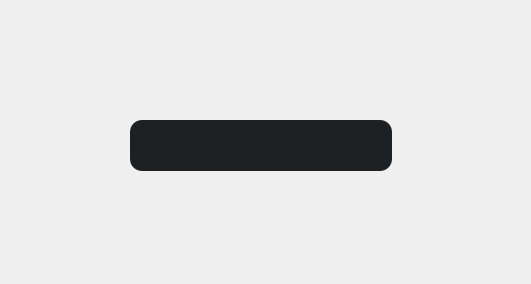
The window that ui/set_buttons.ui (Xbasan/screen_read) describes before a commit, drawn with Qt 5.
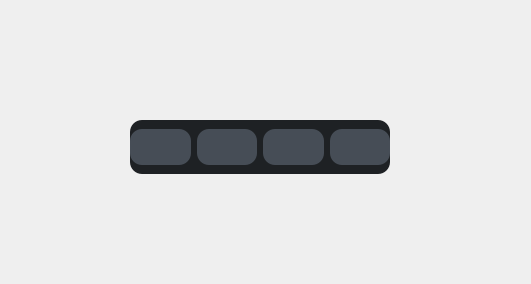
The same window after the commit. Icons and pictures are not drawn.

Patch:
```diff
--- a/ui/set_buttons.ui
+++ b/ui/set_buttons.ui
@@ -24,8 +24,8 @@
     <rect>
      <x>130</x>
      <y>120</y>
-     <width>262</width>
-     <height>51</height>
+     <width>260</width>
+     <height>54</height>
     </rect>
    </property>
    <property name="styleSheet">
@@ -35,6 +35,12 @@
    <layout class="QHBoxLayout" name="horizontalLayout">
     <item>
      <widget class="QPushButton" name="copuButton">
+      <property name="minimumSize">
+       <size>
+        <width>0</width>
+        <height>36</height>
+       </size>
+      </property>
       <property name="cursor">
        <cursorShape>PointingHandCursor</cursorShape>
       </property>
@@ -49,7 +55,8 @@
 &lt;p align=&quot;center&quot; style=&quot; margin-top:12px; margin-bottom:12px; margin-left:0px; margin-right:0px; -qt-block-indent:0; text-indent:0px;&quot;&gt;Copi&lt;/p&gt;&lt;/body&gt;&lt;/html&gt;</string>
       </property>
       <property name="styleSheet">
-       <string notr="true"/>
+       <string notr="true">background-color:rgb(70, 77, 86);
+</string>
       </property>
       <property name="text">
        <string/>
@@ -60,27 +67,20 @@
       </property>
       <property name="iconSize">
        <size>
-        <width>32</width>
-        <height>32</height>
+        <width>26</width>
+        <height>26</height>
        </size>
       </property>
      </widget>
     </item>
-    <item>
-     <spacer name="horizontalSpacer">
-      <property name="orientation">
-       <enum>Qt::Orientation::Horizontal</enum>
-      </property>
-      <property name="sizeHint" stdset="0">
-       <size>
-        <width>40</width>
-        <height>20</height>
-       </size>
-      </property>
-     </spacer>
-    </item>
     <item>
      <widget class="QPushButton" name="translateButton">
+      <property name="minimumSize">
+       <size>
+        <width>0</width>
+        <height>36</height>
+       </size>
+      </property>
       <property name="cursor">
        <cursorShape>PointingHandCursor</cursorShape>
       </property>
@@ -88,7 +88,8 @@
        <string>&lt;html&gt;&lt;head/&gt;&lt;body&gt;&lt;p align=&quot;center&quot;&gt;Translate&lt;/p&gt;&lt;/body&gt;&lt;/html&gt;</string>
       </property>
       <property name="styleSheet">
-       <string notr="true"/>
+       <string notr="true">background-color:rgb(70, 77, 86);
+</string>
       </property>
       <property name="text">
        <string/>
@@ -99,62 +100,56 @@
       </property>
       <property name="iconSize">
        <size>
-        <width>32</width>
-        <height>32</height>
+        <width>26</width>
+        <height>26</height>
        </size>
       </property>
      </widget>
     </item>
-    <item>
-     <spacer name="horizontalSpacer_2">
-      <property name="orientation">
-       <enum>Qt::Orientation::Horizontal</enum>
-      </property>
-      <property name="sizeHint" stdset="0">
-       <size>
-        <width>40</width>
-        <height>20</height>
-       </size>
-      </property>
-     </spacer>
-    </item>
     <item>
      <widget class="QPushButton" name="gemini">
+      <property name="minimumSize">
+       <size>
+        <width>0</width>
+        <height>36</height>
+       </size>
+      </property>
       <property name="cursor">
        <cursorShape>PointingHandCursor</cursorShape>
       </property>
+      <property name="styleSheet">
+       <string notr="true">background-color:rgb(70, 77, 86);
+</string>
+      </property>
       <property name="text">
        <string/>
       </property>
       <property name="iconSize">
        <size>
-        <width>32</width>
-        <height>32</height>
+        <width>26</width>
+        <height>26</height>
        </size>
       </property>
      </widget>
     </item>
-    <item>
-     <spacer name="horizontalSpacer_3">
-      <property name="orientation">
-       <enum>Qt::Orientation::Horizontal</enum>
-      </property>
-      <property name="sizeHint" stdset="0">
-       <size>
-        <width>40</width>
-        <height>20</height>
-       </size>
-      </property>
-     </spacer>
-    </item>
     <item>
      <widget class="QPushButton" name="exitButton">
+      <property name="minimumSize">
+       <size>
+        <width>0</width>
+        <height>36</height>
+       </size>
+      </property>
       <property name="cursor">
        <cursorShape>PointingHandCursor</cursorShape>
       </property>
       <property name="toolTip">
        <string>&lt;html&gt;&lt;head/&gt;&lt;body&gt;&lt;p align=&quot;center&quot;&gt;Exir&lt;/p&gt;&lt;/body&gt;&lt;/html&gt;</string>
       </property>
+      <property name="styleSheet">
+       <string notr="true">background-color:rgb(70, 77, 86);
+</string>
+      </property>
       <property name="text">
        <string/>
       </property>
@@ -164,8 +159,8 @@
       </property>
       <property name="iconSize">
        <size>
-        <width>32</width>
-        <height>32</height>
+        <width>26</width>
+        <height>26</height>
        </size>
       </property>
      </widget>
```
